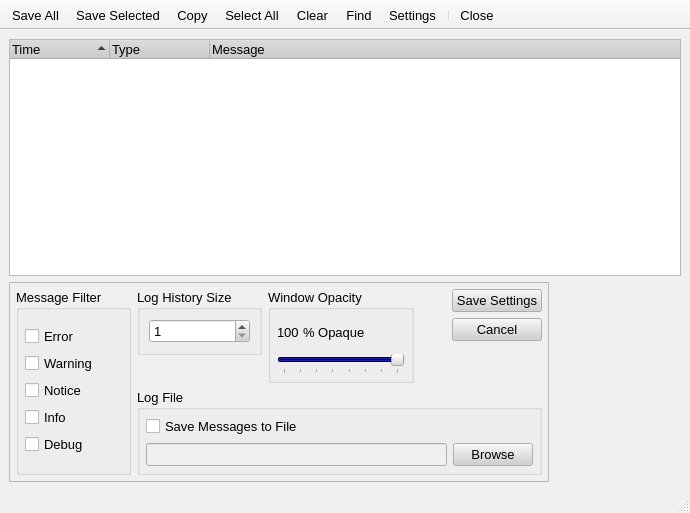
Old version of the form src/gui/log/messagelog.ui in the repository a-ilin/vidalia.
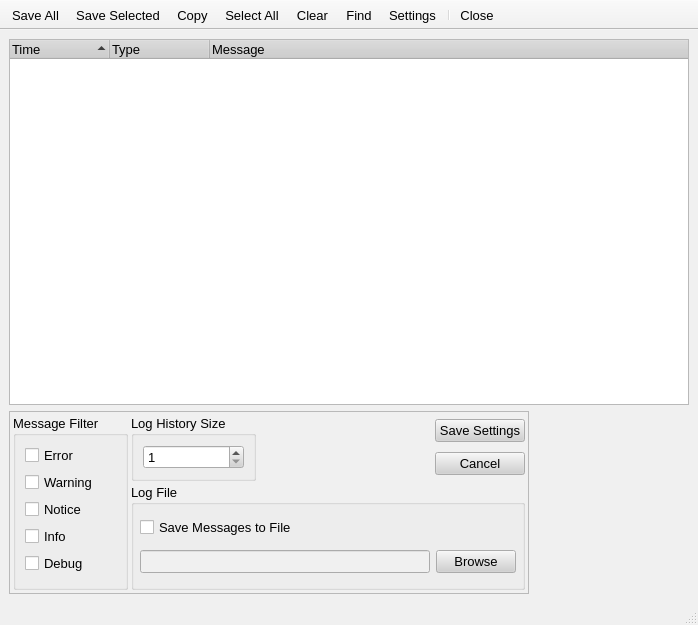
New version of the form. Icons and pictures are not drawn.

Commit message:
Remove opacity feature.
svn:r575

Diff of the .ui file:
```diff
--- a/src/gui/log/messagelog.ui
+++ b/src/gui/log/messagelog.ui
@@ -8,8 +8,8 @@
    <rect>
     <x>0</x>
     <y>0</y>
-    <width>690</width>
-    <height>513</height>
+    <width>698</width>
+    <height>625</height>
    </rect>
   </property>
   <property name="palette" >
@@ -372,14 +372,14 @@
       </property>
       <property name="minimumSize" >
        <size>
-        <width>540</width>
-        <height>200</height>
+        <width>520</width>
+        <height>183</height>
        </size>
       </property>
       <property name="maximumSize" >
        <size>
-        <width>540</width>
-        <height>200</height>
+        <width>520</width>
+        <height>183</height>
        </size>
       </property>
       <property name="contextMenuPolicy" >
@@ -393,66 +393,12 @@
       </property>
       <layout class="QGridLayout" >
        <property name="margin" >
-        <number>6</number>
+        <number>3</number>
        </property>
        <property name="spacing" >
-        <number>6</number>
+        <number>3</number>
        </property>
-       <item row="1" column="1" >
-        <widget class="QGroupBox" name="groupBox_2" >
-         <property name="contextMenuPolicy" >
-          <enum>Qt::NoContextMenu</enum>
-         </property>
-         <property name="title" >
-          <string>Log File</string>
-         </property>
-         <layout class="QGridLayout" >
-          <property name="margin" >
-           <number>6</number>
-          </property>
-          <property name="spacing" >
-           <number>6</number>
-          </property>
-          <item row="1" column="1" >
-           <widget class="QPushButton" name="btnBrowse" >
-            <property name="contextMenuPolicy" >
-             <enum>Qt::NoContextMenu</enum>
-            </property>
-            <property name="text" >
-             <string>Browse</string>
-            </property>
-           </widget>
-          </item>
-          <item row="1" column="0" >
-           <widget class="QLineEdit" name="lineFile" >
-            <property name="enabled" >
-             <bool>false</bool>
-            </property>
-            <property name="contextMenuPolicy" >
-             <enum>Qt::NoContextMenu</enum>
-            </property>
-           </widget>
-          </item>
-          <item row="0" column="0" >
-           <widget class="QCheckBox" name="chkEnableLogFile" >
-            <property name="contextMenuPolicy" >
-             <enum>Qt::NoContextMenu</enum>
-            </property>
-            <property name="toolTip" >
-             <string>Enable saving of all messages to a file</string>
-            </property>
-            <property name="text" >
-             <string>Save Messages to File</string>
-            </property>
-            <property name="checked" >
-             <bool>false</bool>
-            </property>
-           </widget>
-          </item>
-         </layout>
-        </widget>
-       </item>
-       <item row="0" column="1" >
+       <item row="0" column="2" >
         <layout class="QHBoxLayout" >
          <property name="margin" >
           <number>0</number>
@@ -460,121 +406,6 @@
          <property name="spacing" >
           <number>6</number>
          </property>
-         <item>
-          <layout class="QVBoxLayout" >
-           <property name="margin" >
-            <number>0</number>
-           </property>
-           <property name="spacing" >
-            <number>6</number>
-           </property>
-           <item>
-            <widget class="QGroupBox" name="groupBox_3" >
-             <property name="contextMenuPolicy" >
-              <enum>Qt::NoContextMenu</enum>
-             </property>
-             <property name="title" >
-              <string>Log History Size</string>
-             </property>
-             <layout class="QHBoxLayout" >
-              <property name="margin" >
-               <number>9</number>
-              </property>
-              <property name="spacing" >
-               <number>6</number>
-              </property>
-              <item>
-               <widget class="QSpinBox" name="spnbxMaxCount" >
-                <property name="minimumSize" >
-                 <size>
-                  <width>100</width>
-                  <height>0</height>
-                 </size>
-                </property>
-                <property name="contextMenuPolicy" >
-                 <enum>Qt::NoContextMenu</enum>
-                </property>
-                <property name="toolTip" >
-                 <string>Number of messages to keep in log</string>
-                </property>
-                <property name="maximum" >
-                 <number>99999</number>
-                </property>
-                <property name="minimum" >
-                 <number>1</number>
-                </property>
-               </widget>
-              </item>
-             </layout>
-            </widget>
-           </item>
-           <item>
-            <spacer>
-             <property name="orientation" >
-              <enum>Qt::Vertical</enum>
-             </property>
-             <property name="sizeHint" >
-              <size>
-               <width>20</width>
-               <height>21</height>
-              </size>
-             </property>
-            </spacer>
-           </item>
-          </layout>
-         </item>
-         <item>
-          <widget class="QGroupBox" name="grpOpacity" >
-           <property name="contextMenuPolicy" >
-            <enum>Qt::NoContextMenu</enum>
-           </property>
-           <property name="title" >
-            <string>Window Opacity</string>
-           </property>
-           <layout class="QVBoxLayout" >
-            <property name="margin" >
-             <number>6</number>
-            </property>
-            <property name="spacing" >
-             <number>6</number>
-            </property>
-            <item>
-             <layout class="QHBoxLayout" >
-              <property name="margin" >
-               <number>0</number>
-              </property>
-              <property name="spacing" >
-               <number>1</number>
-              </property>
-              <item>
-               <widget class="QLabel" name="lblPercentOpacity" >
-                <property name="minimumSize" >
-                 <size>
-                  <width>25</width>
-                  <height>0</height>
-                 </size>
-                </property>
-                <property name="contextMenuPolicy" >
-                 <enum>Qt::NoContextMenu</enum>
-                </property>
-                <property name="layoutDirection" >
-                 <enum>Qt::RightToLeft</enum>
-                </property>
-                <property name="text" >
-                 <string>100</string>
-                </property>
-               </widget>
-              </item>
-              <item>
-               <widget class="QLabel" name="label" >
-                <property name="contextMenuPolicy" >
-                 <enum>Qt::NoContextMenu</enum>
-                </property>
-                <property name="text" >
-                 <string>% Opaque</string>
-                </property>
-               </widget>
-              </item>
               <item>
                <spacer>
                 <property name="orientation" >
@@ -588,61 +419,6 @@
                 </property>
                </spacer>
               </item>
-             </layout>
-            </item>
-            <item>
-             <widget class="QSlider" name="sldrOpacity" >
-              <property name="contextMenuPolicy" >
-               <enum>Qt::NoContextMenu</enum>
-              </property>
-              <property name="toolTip" >
-               <string>Changes the transparency of the Message Log</string>
-              </property>
-              <property name="minimum" >
-               <number>30</number>
-              </property>
-              <property name="maximum" >
-               <number>100</number>
-              </property>
-              <property name="value" >
-               <number>100</number>
-              </property>
-              <property name="sliderPosition" >
-               <number>100</number>
-              </property>
-              <property name="tracking" >
-               <bool>false</bool>
-              </property>
-              <property name="orientation" >
-               <enum>Qt::Horizontal</enum>
-              </property>
-              <property name="invertedAppearance" >
-               <bool>false</bool>
-              </property>
-              <property name="tickPosition" >
-               <enum>QSlider::TicksBelow</enum>
-              </property>
-              <property name="tickInterval" >
-               <number>10</number>
-              </property>
-             </widget>
-            </item>
-           </layout>
-          </widget>
-         </item>
-         <item>
-          <spacer>
-           <property name="orientation" >
-            <enum>Qt::Horizontal</enum>
-           </property>
-           <property name="sizeHint" >
-            <size>
-             <width>16</width>
-             <height>20</height>
-            </size>
-           </property>
-          </spacer>
-         </item>
          <item>
           <layout class="QVBoxLayout" >
            <property name="margin" >
@@ -683,19 +459,6 @@
              </property>
             </widget>
            </item>
-           <item>
-            <spacer>
-             <property name="orientation" >
-              <enum>Qt::Vertical</enum>
-             </property>
-             <property name="sizeHint" >
-              <size>
-               <width>20</width>
-               <height>21</height>
-              </size>
-             </property>
-            </spacer>
-           </item>
           </layout>
          </item>
         </layout>
@@ -710,15 +473,7 @@
          </property>
          <layout class="QVBoxLayout" >
           <property name="margin" >
-           <number>6</number>
-          </property>
-          <property name="spacing" >
-           <number>6</number>
-          </property>
-          <item>
-           <layout class="QVBoxLayout" >
-            <property name="margin" >
-             <number>0</number>
+           <number>9</number>
             </property>
             <property name="spacing" >
              <number>6</number>
@@ -807,6 +562,98 @@
              </widget>
             </item>
            </layout>
+        </widget>
+       </item>
+       <item row="0" column="1" >
+        <widget class="QGroupBox" name="groupBox_3" >
+         <property name="contextMenuPolicy" >
+          <enum>Qt::NoContextMenu</enum>
+         </property>
+         <property name="title" >
+          <string>Log History Size</string>
+         </property>
+         <layout class="QHBoxLayout" >
+          <property name="margin" >
+           <number>9</number>
+          </property>
+          <property name="spacing" >
+           <number>6</number>
+          </property>
+          <item>
+           <widget class="QSpinBox" name="spnbxMaxCount" >
+            <property name="minimumSize" >
+             <size>
+              <width>100</width>
+              <height>0</height>
+             </size>
+            </property>
+            <property name="contextMenuPolicy" >
+             <enum>Qt::NoContextMenu</enum>
+            </property>
+            <property name="toolTip" >
+             <string>Number of messages to keep in log</string>
+            </property>
+            <property name="maximum" >
+             <number>99999</number>
+            </property>
+            <property name="minimum" >
+             <number>1</number>
+            </property>
+           </widget>
+          </item>
+         </layout>
+        </widget>
+       </item>
+       <item row="1" column="1" colspan="2" >
+        <widget class="QGroupBox" name="groupBox_2" >
+         <property name="contextMenuPolicy" >
+          <enum>Qt::NoContextMenu</enum>
+         </property>
+         <property name="title" >
+          <string>Log File</string>
+         </property>
+         <layout class="QGridLayout" >
+          <property name="margin" >
+           <number>6</number>
+          </property>
+          <property name="spacing" >
+           <number>6</number>
+          </property>
+          <item row="1" column="1" >
+           <widget class="QPushButton" name="btnBrowse" >
+            <property name="contextMenuPolicy" >
+             <enum>Qt::NoContextMenu</enum>
+            </property>
+            <property name="text" >
+             <string>Browse</string>
+            </property>
+           </widget>
+          </item>
+          <item row="1" column="0" >
+           <widget class="QLineEdit" name="lineFile" >
+            <property name="enabled" >
+             <bool>false</bool>
+            </property>
+            <property name="contextMenuPolicy" >
+             <enum>Qt::NoContextMenu</enum>
+            </property>
+           </widget>
+          </item>
+          <item row="0" column="0" >
+           <widget class="QCheckBox" name="chkEnableLogFile" >
+            <property name="contextMenuPolicy" >
+             <enum>Qt::NoContextMenu</enum>
+            </property>
+            <property name="toolTip" >
+             <string>Enable saving of all messages to a file</string>
+            </property>
+            <property name="text" >
+             <string>Save Messages to File</string>
+            </property>
+            <property name="checked" >
+             <bool>false</bool>
+            </property>
+           </widget>
           </item>
          </layout>
         </widget>
@@ -820,8 +667,8 @@
    <property name="geometry" >
     <rect>
      <x>0</x>
-     <y>491</y>
-     <width>690</width>
+     <y>603</y>
+     <width>698</width>
      <height>22</height>
     </rect>
    </property>
```
Left out of the diff: 30 changed lines with no effect on the pictures. Lines whose indentation alone changed are shown as unchanged. The commit also changes 2 other files.
